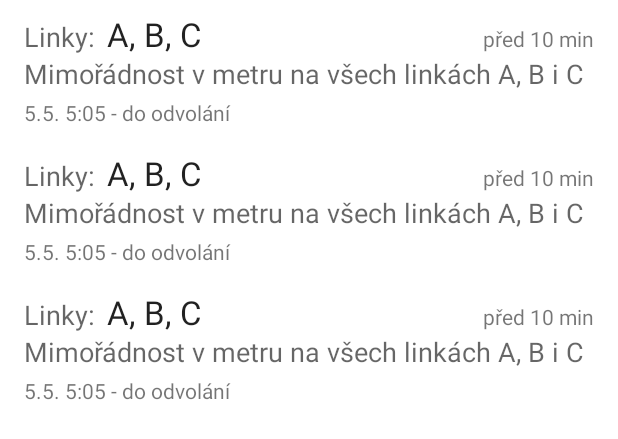
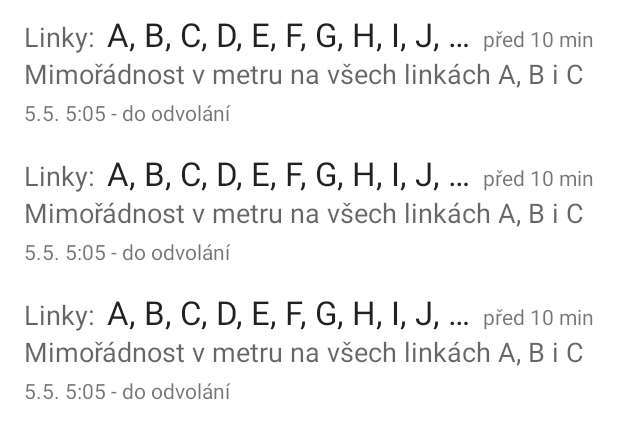
Before and after one commit to zdenda/Disruptions, an Android app: the layout fragment_disruptions.xml on its own in the app's theme, with its tools: preview values and no code run, on a phone screen of 412 x 824 dp. Shown: the top 439 px of the screen. Run offline under Robolectric (Android 15) with nearby library versions, the phone set to English and light mode, and no system bars.

Commit message:
fix glitch when list of lines is too long

```diff
--- a/app/src/main/java/eu/zkkn/android/disruptions/DisruptionsAdapter.kt
+++ b/app/src/main/java/eu/zkkn/android/disruptions/DisruptionsAdapter.kt
@@ -12,6 +12,8 @@ import eu.zkkn.android.disruptions.data.Disruption
 import kotlinx.android.synthetic.main.list_item_disruption.view.*
 
 
+//TODO: use paging and PagedListAdapter
+//https://developer.android.com/topic/libraries/architecture/paging
 class DisruptionsAdapter : ListAdapter<Disruption, DisruptionsAdapter.ViewHolder>(DiffCallback()) {
 
     override fun onCreateViewHolder(parent: ViewGroup, viewType: Int): ViewHolder {
--- a/app/src/main/res/layout/list_item_disruption.xml
+++ b/app/src/main/res/layout/list_item_disruption.xml
@@ -26,11 +26,13 @@
         android:layout_marginTop="8dp"
         android:layout_marginEnd="8dp"
         android:layout_marginRight="8dp"
+        android:ellipsize="end"
+        android:maxLines="1"
         android:textAppearance="?android:attr/textAppearanceLarge"
         app:layout_constraintEnd_toStartOf="@id/tvReceived"
         app:layout_constraintStart_toEndOf="@id/tvLinesLabel"
         app:layout_constraintTop_toTopOf="parent"
-        tools:text="A, B, C" />
+        tools:text="A, B, C, D, E, F, G, H, I, J, K, L" />
 
     <TextView
         android:id="@+id/tvReceived"
```
